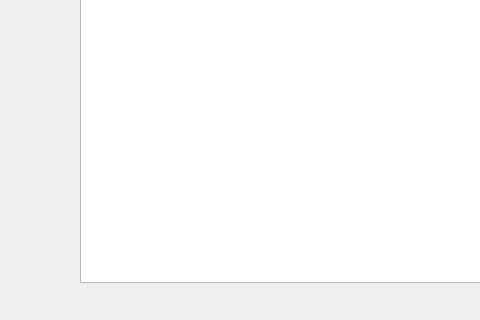
Qt form ui/ui.ui (Wester35/KP) before a commit; both pictures show x 0 to 480 and y 168 to 488 of the 825 by 488 pixel window.
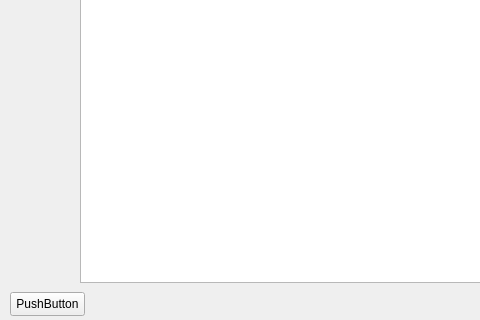
The same form after that commit.

```diff
--- a/ui/ui.ui
+++ b/ui/ui.ui
@@ -33,6 +33,19 @@
     </rect>
    </property>
   </widget>
+  <widget class="QPushButton" name="pushButton">
+   <property name="geometry">
+    <rect>
+     <x>10</x>
+     <y>460</y>
+     <width>75</width>
+     <height>24</height>
+    </rect>
+   </property>
+   <property name="text">
+    <string>PushButton</string>
+   </property>
+  </widget>
  </widget>
  <resources/>
  <connections/>
```
